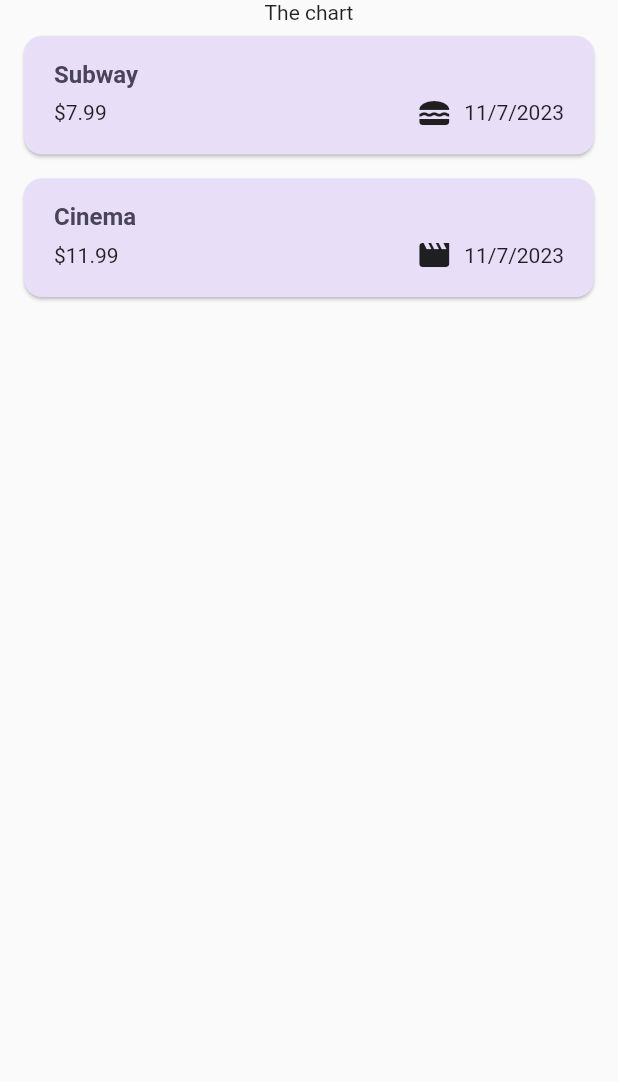
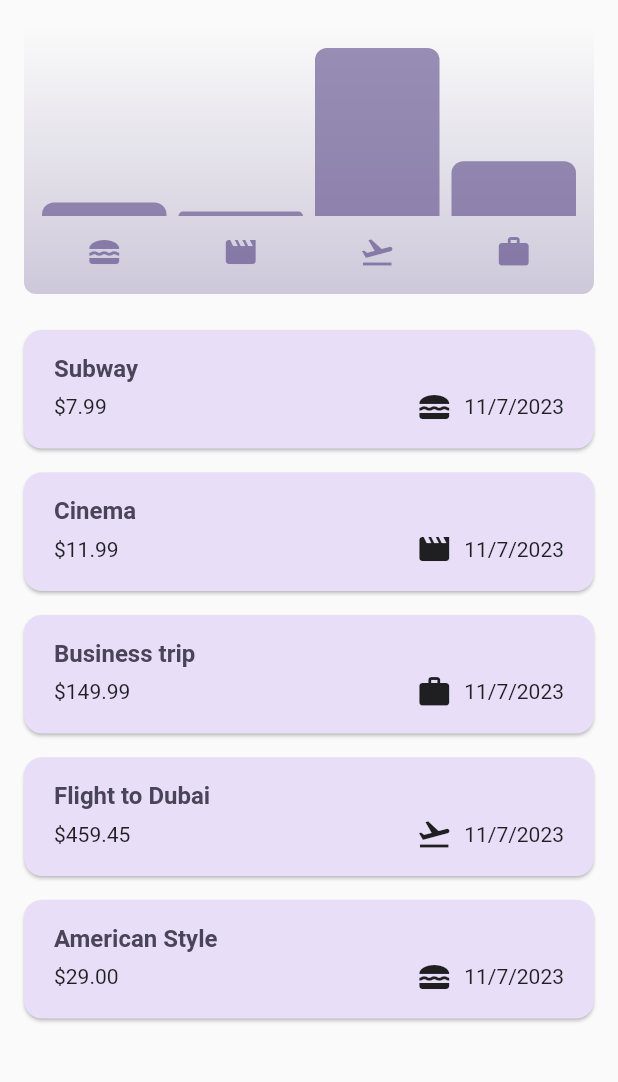
Before and after one commit to edvaldatli/xpense_app, a Flutter app: the screen it shows after launch, on a phone screen of 412 x 824 dp, the part 84-1166 px from its top. Run offline on Flutter 3.47's test engine with Material 2 defaults, Android fonts, the phone set to English and light mode, and no system bars.

```diff
--- a/lib/main.dart
+++ b/lib/main.dart
@@ -1,13 +1,38 @@
 import 'package:flutter/material.dart';
+//import 'package:flutter/services.dart';
 
 import 'package:xpense_app/widgets/expenses.dart';
 
-var kColorScheme = ColorScheme.fromSeed(seedColor: const Color.fromARGB(255, 96, 59, 181));
+var kColorScheme =
+    ColorScheme.fromSeed(seedColor: const Color.fromARGB(255, 96, 59, 181));
+
+var kDarkColorScheme = ColorScheme.fromSeed(
+    seedColor: Color.fromARGB(255, 5, 99, 125), brightness: Brightness.dark);
 
 void main() {
+  /*WidgetsFlutterBinding.ensureInitialized();
+  SystemChrome.setPreferredOrientations([DeviceOrientation.portraitUp]).then(
+    (value) {*/
       runApp(
         MaterialApp(
           debugShowCheckedModeBanner: false,
+          darkTheme: ThemeData.dark().copyWith(
+            scaffoldBackgroundColor: Color.fromARGB(255, 40, 40, 40),
+            useMaterial3: true,
+            cardTheme: const CardTheme().copyWith(
+              color: Colors.black38,
+              margin: const EdgeInsets.symmetric(
+                horizontal: 16,
+                vertical: 8,
+              ),
+            ),
+            elevatedButtonTheme: ElevatedButtonThemeData(
+              style: ElevatedButton.styleFrom(
+                  backgroundColor: kDarkColorScheme.primaryContainer,
+                  foregroundColor: kDarkColorScheme.onPrimaryContainer),
+            ),
+            colorScheme: kDarkColorScheme.copyWith(error: Colors.red),
+          ),
           theme: ThemeData().copyWith(
             useMaterial3: true,
             colorScheme: kColorScheme,
@@ -35,7 +60,10 @@
                   ),
                 ),
           ),
+          themeMode: ThemeMode.system, // default setting
           home: const Expenses(),
         ),
       );
+    //},
+ //);
 }
--- a/lib/models/expense_model.dart
+++ b/lib/models/expense_model.dart
@@ -34,3 +34,23 @@
     return formatter.format(date);
   }
 }
+
+class ExpenseBucket {
+  final Category category;
+  final List<Expense> expenses;
+
+  ExpenseBucket.forCategory(List<Expense> allExpenses, this.category)
+  : expenses = allExpenses
+  .where((expense) => expense.category == category)
+  .toList();
+
+  const ExpenseBucket({required this.category, required this.expenses});
+
+  double get totalExpenses {
+    double sum = 0;
+    for(final expense in expenses){
+      sum += expense.amount;
+    }
+    return sum;
+  }
+}
--- /dev/null
+++ b/lib/widgets/chart/chart.dart
@@ -0,0 +1,95 @@
+import 'package:flutter/material.dart';
+
+import 'package:xpense_app/widgets/chart/chart_bar.dart';
+import 'package:xpense_app/models/expense_model.dart';
+
+class Chart extends StatelessWidget {
+  const Chart({super.key, required this.expenses});
+
+  final List<Expense> expenses;
+
+  List<ExpenseBucket> get buckets {
+    return [
+      ExpenseBucket.forCategory(expenses, Category.food),
+      ExpenseBucket.forCategory(expenses, Category.leisure),
+      ExpenseBucket.forCategory(expenses, Category.travel),
+      ExpenseBucket.forCategory(expenses, Category.work),
+    ];
+  }
+
+  double get maxTotalExpense {
+    double maxTotalExpense = 0;
+
+    for (final bucket in buckets) {
+      if (bucket.totalExpenses > maxTotalExpense) {
+        maxTotalExpense = bucket.totalExpenses;
+      }
+    }
+
+    return maxTotalExpense;
+  }
+
+  @override
+  Widget build(BuildContext context) {
+    final isDarkMode =
+        MediaQuery.of(context).platformBrightness == Brightness.dark;
+    return Container(
+      margin: const EdgeInsets.all(16),
+      padding: const EdgeInsets.symmetric(
+        vertical: 16,
+        horizontal: 8,
+      ),
+      width: double.infinity,
+      height: 180,
+      decoration: BoxDecoration(
+        borderRadius: BorderRadius.circular(8),
+        gradient: LinearGradient(
+          colors: [
+            Theme.of(context).colorScheme.primary.withOpacity(0.3),
+            Theme.of(context).colorScheme.primary.withOpacity(0.0)
+          ],
+          begin: Alignment.bottomCenter,
+          end: Alignment.topCenter,
+        ),
+      ),
+      child: Column(
+        children: [
+          Expanded(
+            child: Row(
+              crossAxisAlignment: CrossAxisAlignment.end,
+              children: [
+                for (final bucket in buckets) // alternative to map()
+                  ChartBar(
+                    fill: bucket.totalExpenses == 0
+                        ? 0
+                        : bucket.totalExpenses / maxTotalExpense,
+                  ),
+              ],
+            ),
+          ),
+          const SizedBox(height: 12),
+          Row(
+            children: buckets
+                .map(
+                  (bucket) => Expanded(
+                    child: Padding(
+                      padding: const EdgeInsets.symmetric(horizontal: 4),
+                      child: Icon(
+                        categoryIcons[bucket.category],
+                        color: isDarkMode
+                            ? Theme.of(context).colorScheme.secondary
+                            : Theme.of(context)
+                                .colorScheme
+                                .primary
+                                .withOpacity(0.7),
+                      ),
+                    ),
+                  ),
+                )
+                .toList(),
+          )
+        ],
+      ),
+    );
+  }
+}
--- /dev/null
+++ b/lib/widgets/chart/chart_bar.dart
@@ -0,0 +1,34 @@
+import 'package:flutter/material.dart';
+
+class ChartBar extends StatelessWidget {
+  const ChartBar({
+    super.key,
+    required this.fill,
+  });
+
+  final double fill;
+
+  @override
+  Widget build(BuildContext context) {
+    final isDarkMode =
+        MediaQuery.of(context).platformBrightness == Brightness.dark;
+    return Expanded(
+      child: Padding(
+        padding: const EdgeInsets.symmetric(horizontal: 4),
+        child: FractionallySizedBox(
+          heightFactor: fill,
+          child: DecoratedBox(
+            decoration: BoxDecoration(
+              shape: BoxShape.rectangle,
+              borderRadius:
+                  const BorderRadius.vertical(top: Radius.circular(8)),
+              color: isDarkMode
+                  ? Theme.of(context).colorScheme.secondary
+                  : Theme.of(context).colorScheme.primary.withOpacity(0.65),
+            ),
+          ),
+        ),
+      ),
+    );
+  }
+}
--- a/lib/widgets/expenses.dart
+++ b/lib/widgets/expenses.dart
@@ -3,7 +3,7 @@
 import 'package:xpense_app/widgets/expenses_list/expenses_list.dart';
 import 'package:xpense_app/widgets/new_expense.dart';
 import 'package:xpense_app/models/expense_model.dart';
-
+import 'chart/chart.dart';
 
 class Expenses extends StatefulWidget {
   const Expenses({super.key});
@@ -26,30 +26,35 @@
         amount: 11.99,
         date: DateTime.now(),
         category: Category.leisure),
+    Expense(
+        title: 'Business trip',
+        amount: 149.99,
+        date: DateTime.now(),
+        category: Category.work),
+    Expense(title: 'Flight to Dubai', amount: 459.45, date: DateTime.now(), category: Category.travel),
+    Expense(title: 'American Style', amount: 29, date: DateTime.now(), category: Category.food)
   ];
 
   void _openAddExpenseOverlay() {
     showModalBottomSheet(
         isScrollControlled: true,
         context: context,
-      builder: (context) => NewExpense(onAddExpense: _addExpense)
-    );
+        builder: (context) => NewExpense(onAddExpense: _addExpense));
   }
 
-  void _addExpense(Expense newExpense){
+  void _addExpense(Expense newExpense) {
     setState(() {
       _registeredExpenses.add(newExpense);
     });
   }
 
-  void _removeExpense(Expense expense){
+  void _removeExpense(Expense expense) {
     final expenseIndex = _registeredExpenses.indexOf(expense);
     setState(() {
       _registeredExpenses.remove(expense);
     });
     ScaffoldMessenger.of(context).clearSnackBars();
-    ScaffoldMessenger.of(context).showSnackBar(
-      SnackBar(
+    ScaffoldMessenger.of(context).showSnackBar(SnackBar(
       duration: const Duration(seconds: 3),
       content: const Text('Expense deleted'),
       action: SnackBarAction(
@@ -65,11 +70,12 @@
 
   @override
   Widget build(BuildContext context) {
-    Widget mainContent = const Center(
-      child: Text('No expenses found. Start adding some')
-    );
+    final width = MediaQuery.of(context).size.width;
 
-    if(_registeredExpenses.isNotEmpty) {
+    Widget mainContent =
+        const Center(child: Text('No expenses found. Start adding some'));
+
+    if (_registeredExpenses.isNotEmpty) {
       mainContent = ExpensesList(
         expenses: _registeredExpenses,
         onRemoveExpense: _removeExpense,
@@ -85,13 +91,17 @@
             )
           ],
         ),
-      body: Column(
+        body: width < 600 ? Column(
           children: [
-        const Text('The chart'),
-        Expanded(
-          child: mainContent
-        ),
+            Chart(expenses: _registeredExpenses),
+            Expanded(child: mainContent),
           ],
-    ));
+        ) : Row(
+          children: [
+            Expanded(child: Chart(expenses: _registeredExpenses)),
+            Expanded(child: mainContent),
+          ],
+        )
+        );
   }
 }
```
Lines whose indentation alone changed are shown as unchanged.
